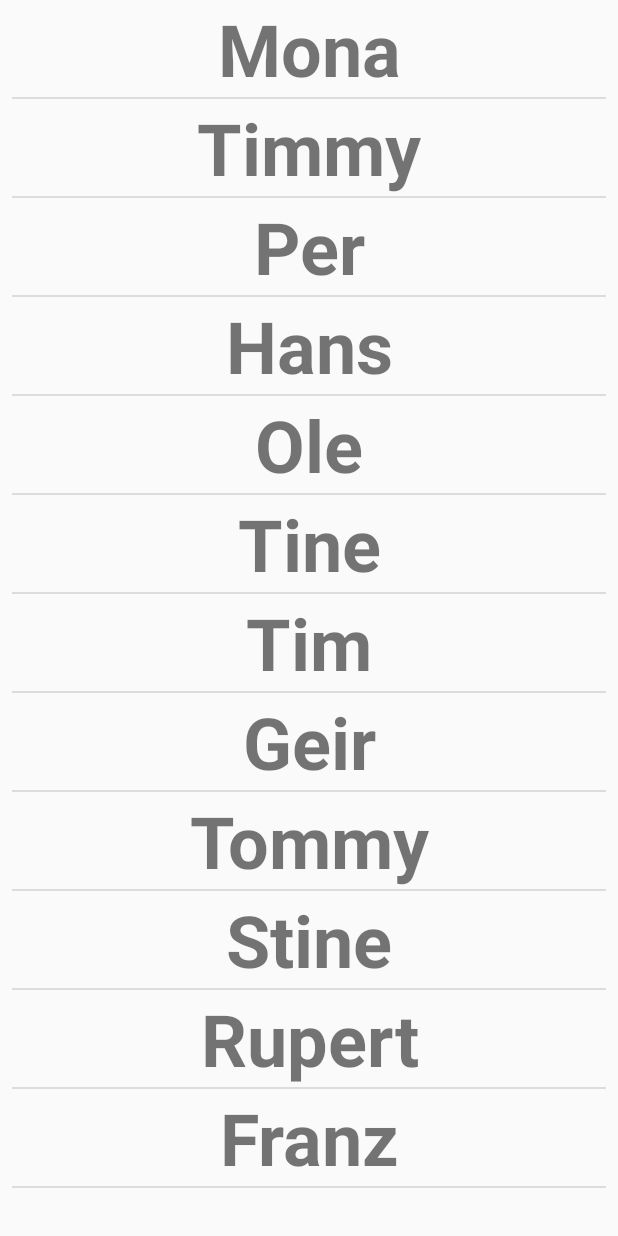
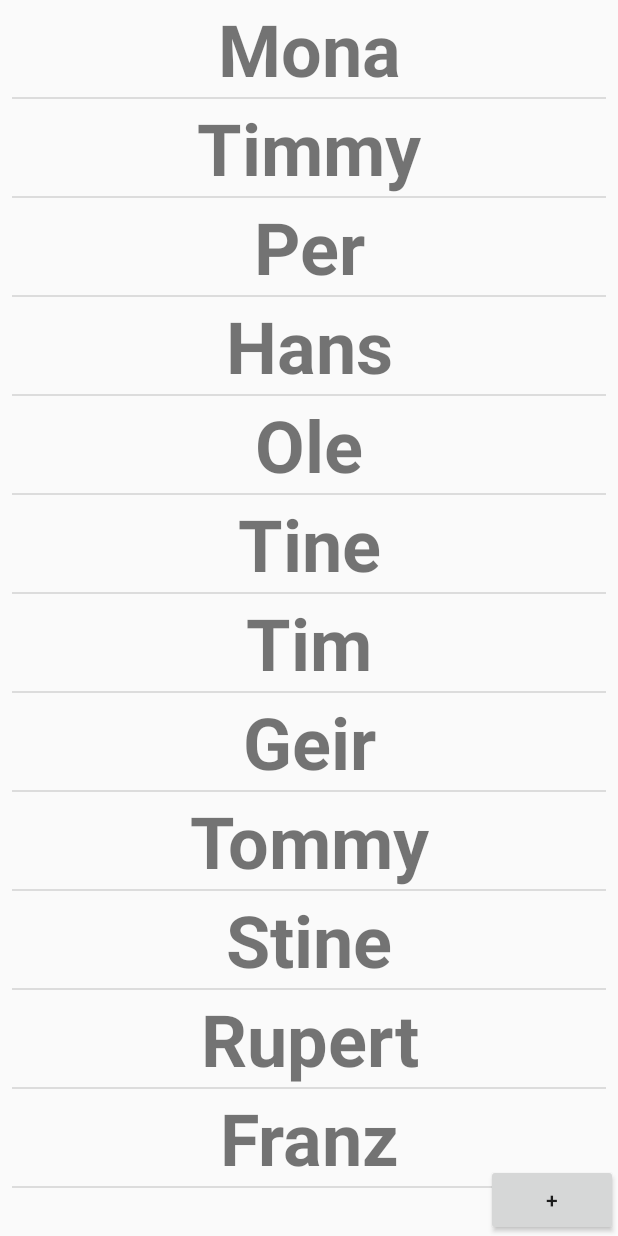
Before and after one commit to Ferdizz/DAT153_Oblig1, an Android app: the ListNamesActivity screen opened directly, with no data from a screen before it, on a phone screen of 412 x 824 dp. Run offline under Robolectric (Android 15) with nearby library versions, the phone set to English and light mode, and no system bars.

```diff
--- a/app/src/main/AndroidManifest.xml
+++ b/app/src/main/AndroidManifest.xml
@@ -19,6 +19,7 @@
         <activity android:name=".GalleryActivity" />
         <activity android:name=".ListNamesActivity" />
         <activity android:name=".LearningModeActivity" />
+        <activity android:name=".AddPersonActivity"></activity>
     </application>
 
 </manifest>
--- a/app/src/main/java/no/hvl/nameapp/ListNamesActivity.java
+++ b/app/src/main/java/no/hvl/nameapp/ListNamesActivity.java
@@ -3,6 +3,7 @@ package no.hvl.nameapp;
 import android.app.AlertDialog;
 import android.app.ListActivity;
 import android.content.DialogInterface;
+import android.content.Intent;
 import android.os.Bundle;
 import android.view.View;
 import android.widget.ArrayAdapter;
@@ -40,4 +41,9 @@ public class ListNamesActivity extends ListActivity {
                 .show();
     }
 
+    public void addPerson(View view) {
+        Intent intent = new Intent(this, AddPersonActivity.class);
+        startActivity(intent);
+    }
+
 }
--- a/app/src/main/res/layout/activity_list_names.xml
+++ b/app/src/main/res/layout/activity_list_names.xml
@@ -1,7 +1,10 @@
 <?xml version="1.0" encoding="utf-8"?>
+<RelativeLayout xmlns:android="http://schemas.android.com/apk/res/android"
+    xmlns:tools="http://schemas.android.com/tools"
+    android:layout_width="match_parent"
+    android:layout_height="match_parent" >
 <LinearLayout
     xmlns:android="http://schemas.android.com/apk/res/android"
-    xmlns:app="http://schemas.android.com/apk/res-auto"
     xmlns:tools="http://schemas.android.com/tools"
     android:paddingLeft="8dp"
     android:paddingRight="8dp"
@@ -12,10 +15,21 @@
 
     <ListView
         android:id="@android:id/list"
-        android:layout_height="match_parent"
+        android:layout_height="0dp"
         android:layout_width="match_parent"
         android:layout_weight="1"
         android:drawSelectorOnTop="false"
         android:clickable="true"
         android:focusable="true" />
 </LinearLayout>
+
+    <Button
+        android:id="@+id/pluss_button"
+        android:layout_width="wrap_content"
+        android:layout_height="wrap_content"
+        android:layout_alignParentBottom="true"
+        android:layout_alignParentEnd="true"
+        android:onClick="addPerson"
+        android:text="@string/pluss" />
+
+</RelativeLayout>
--- a/app/src/main/res/values/strings.xml
+++ b/app/src/main/res/values/strings.xml
@@ -6,4 +6,5 @@
     <string name="title_activity_gallery">GalleryActivity</string>
     <string name="action_settings">Settings</string>
     <string name="section_format">Hello World from section: %1$d</string>
+    <string name="pluss">+</string>
 </resources>
```
Also changed, not shown: app/src/main/java/no/hvl/nameapp/AddPersonActivity.java (added, +14 -0 lines), app/src/main/res/layout/activity_add_person.xml (added, +9 -0 lines).
